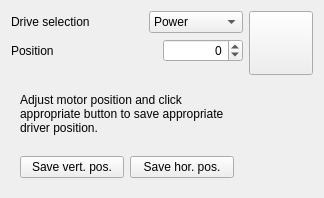
First picture: the form in software/lcu03/src/settings_dlg.ui, repository z80/lcu03, before the edit.
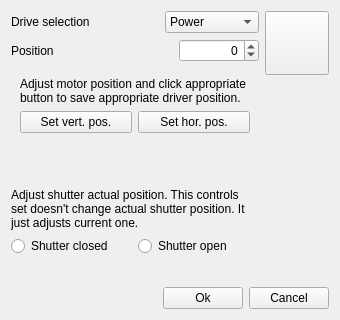
Second picture: the form after the edit. The open tabs and pages were chosen to show the change. Icons and pictures are not drawn.

The edit to the form file:
```diff
--- a/software/lcu03/src/settings_dlg.ui
+++ b/software/lcu03/src/settings_dlg.ui
@@ -6,17 +6,31 @@
    <rect>
     <x>0</x>
     <y>0</y>
-    <width>324</width>
-    <height>198</height>
+    <width>340</width>
+    <height>320</height>
    </rect>
   </property>
+  <property name="minimumSize">
+   <size>
+    <width>340</width>
+    <height>320</height>
+   </size>
+  </property>
+  <property name="maximumSize">
+   <size>
+    <width>340</width>
+    <height>320</height>
+   </size>
+  </property>
   <property name="windowTitle">
    <string>Settings</string>
   </property>
   <property name="locale">
    <locale language="C" country="AnyCountry"/>
   </property>
-  <layout class="QHBoxLayout" name="horizontalLayout_4">
+  <layout class="QVBoxLayout" name="verticalLayout_6">
+   <item>
+    <layout class="QHBoxLayout" name="horizontalLayout_6">
    <item>
     <layout class="QVBoxLayout" name="verticalLayout_3">
      <item>
@@ -166,14 +180,14 @@
            <item>
             <widget class="QPushButton" name="saveVert">
              <property name="text">
-              <string>Save vert. pos.</string>
+                <string>Set vert. pos.</string>
              </property>
             </widget>
            </item>
            <item>
             <widget class="QPushButton" name="saveHor">
              <property name="text">
-              <string>Save hor. pos.</string>
+                <string>Set hor. pos.</string>
              </property>
             </widget>
            </item>
@@ -183,6 +197,51 @@
        </widget>
       </widget>
      </item>
+       <item>
+        <layout class="QVBoxLayout" name="verticalLayout_5">
+         <item>
+          <spacer name="verticalSpacer_2">
+           <property name="orientation">
+            <enum>Qt::Vertical</enum>
+           </property>
+           <property name="sizeHint" stdset="0">
+            <size>
+             <width>20</width>
+             <height>40</height>
+            </size>
+           </property>
+          </spacer>
+         </item>
+         <item>
+          <widget class="QLabel" name="label_5">
+           <property name="text">
+            <string>Adjust shutter actual position. This controls set doesn't change actual shutter position. It just adjusts current one.</string>
+           </property>
+           <property name="wordWrap">
+            <bool>true</bool>
+           </property>
+          </widget>
+         </item>
+         <item>
+          <layout class="QHBoxLayout" name="horizontalLayout_4">
+           <item>
+            <widget class="QRadioButton" name="shutterOpened">
+             <property name="text">
+              <string>Shutter closed</string>
+             </property>
+            </widget>
+           </item>
+           <item>
+            <widget class="QRadioButton" name="shutterClosed">
+             <property name="text">
+              <string>Shutter open</string>
+             </property>
+            </widget>
+           </item>
+          </layout>
+         </item>
+        </layout>
+       </item>
     </layout>
    </item>
    <item>
@@ -228,6 +287,52 @@
         </size>
        </property>
       </spacer>
+       </item>
+      </layout>
+     </item>
+    </layout>
+   </item>
+   <item>
+    <spacer name="verticalSpacer_3">
+     <property name="orientation">
+      <enum>Qt::Vertical</enum>
+     </property>
+     <property name="sizeHint" stdset="0">
+      <size>
+       <width>20</width>
+       <height>9</height>
+      </size>
+     </property>
+    </spacer>
+   </item>
+   <item>
+    <layout class="QHBoxLayout" name="horizontalLayout_7">
+     <item>
+      <spacer name="horizontalSpacer_3">
+       <property name="orientation">
+        <enum>Qt::Horizontal</enum>
+       </property>
+       <property name="sizeHint" stdset="0">
+        <size>
+         <width>40</width>
+         <height>20</height>
+        </size>
+       </property>
+      </spacer>
+     </item>
+     <item>
+      <widget class="QPushButton" name="ok">
+       <property name="text">
+        <string>Ok</string>
+       </property>
+      </widget>
+     </item>
+     <item>
+      <widget class="QPushButton" name="cancel">
+       <property name="text">
+        <string>Cancel</string>
+       </property>
+      </widget>
      </item>
     </layout>
    </item>
```
Left out of the diff: 8 changed lines with no effect on the pictures. Lines whose indentation alone changed are shown as unchanged.
